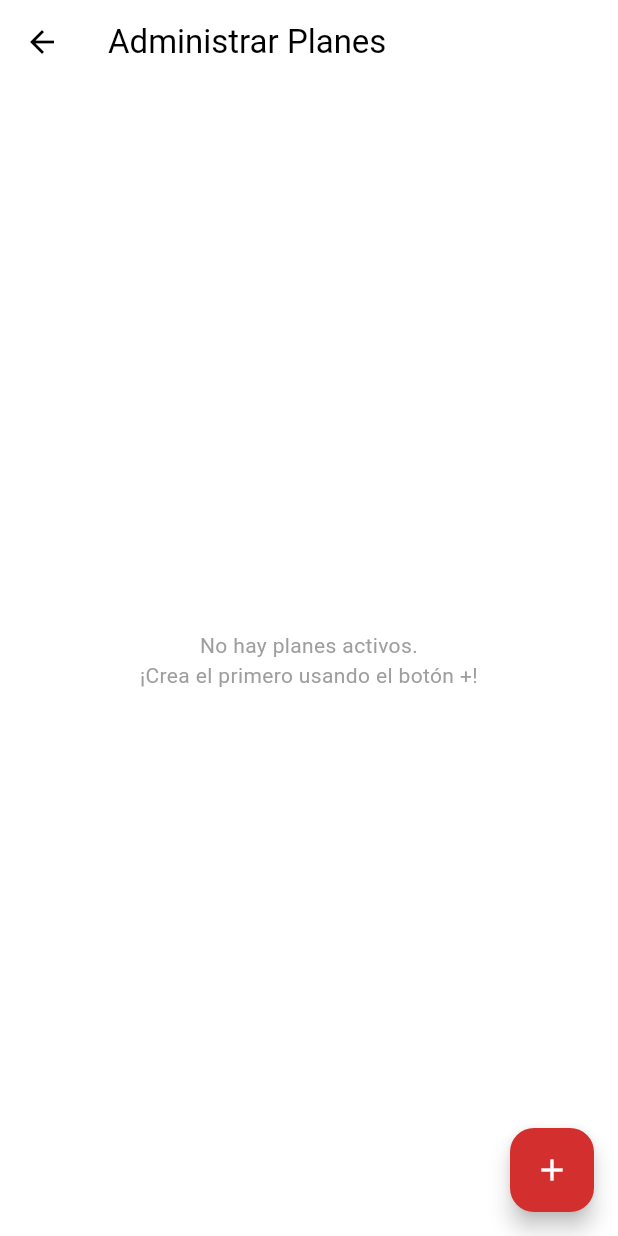
After one commit to Andres-789-gh/predator_mma_app, a Flutter app: the PlansScreen screen opened directly, on a phone screen of 412 x 824 dp. The commit adds this screen. Run offline on Flutter 3.47's test engine with Material 3 defaults, Android fonts, the phone set to English and light mode, and no system bars; our stand-ins replace cloud_firestore, equatable, firebase_auth, firebase_core, flutter_bloc, get_it and 1 more; accounts and stored records are empty.

Commit message:
cambios del enum plan y modulo planes empezado

```diff
--- a/lib/features/admin/presentation/cubit/admin_cubit.dart
+++ b/lib/features/admin/presentation/cubit/admin_cubit.dart
@@ -257,6 +257,7 @@ class AdminCubit extends Cubit<AdminState> {
             classId: '',
             classTypeId: type.id,
             classType: type.name,
+            category: ClassCategory.combat,
             coachId: coach.userId,
             coachName: "${coach.firstName} ${coach.lastName}",
             startTime: startDateTime,
@@ -311,6 +312,7 @@ class AdminCubit extends Cubit<AdminState> {
             classId: '',
             classTypeId: type.id,
             classType: type.name,
+            category: ClassCategory.combat,
             coachId: coach.userId,
             coachName: '',
             startTime: DateTime.now(),
--- a/lib/features/home/presentation/screens/home_screen.dart
+++ b/lib/features/home/presentation/screens/home_screen.dart
@@ -216,7 +216,7 @@ class HomeScreen extends StatelessWidget {
                         if (hasActivePlan) ...[
                           // detalles plan activo
                           Text(
-                            user.activePlan!.type.name.toUpperCase(),
+                            user.activePlan!.name.toUpperCase(),
                             style: const TextStyle(color: Colors.white, fontSize: 24, fontWeight: FontWeight.bold),
                           ),
                           const SizedBox(height: 5),
@@ -273,7 +273,7 @@ class HomeScreen extends StatelessWidget {
                                 const Icon(Icons.local_activity, color: Colors.amber, size: 16),
                                 const SizedBox(width: 8),
                                 Text(
-                                  '${t.validForPlan.name.toUpperCase()}: ${t.quantity}',
+                                  '${t.originalPlanName.toUpperCase()}: ${t.quantity}',
                                   style: TextStyle(color: ticketTextColor, fontWeight: FontWeight.bold),
                                 ),
                               ],
--- /dev/null
+++ b/lib/features/plans/domain/models/plan_model.dart
@@ -0,0 +1,72 @@
+import '../../../../core/constants/enums.dart';
+
+class PlanModel {
+  final String id;
+  final String name;
+  final double price;
+  final bool isActive;
+  final PlanConsumptionType consumptionType;
+  final int? packClassesQuantity;
+  final List<ScheduleRule> scheduleRules;
+
+  PlanModel({
+    required this.id,
+    required this.name,
+    required this.price,
+    this.isActive = true,
+    required this.consumptionType,
+    this.packClassesQuantity,
+    required this.scheduleRules,
+  });
+
+  PlanModel copyWith({
+    String? id,
+    String? name,
+    double? price,
+    bool? isActive,
+    PlanConsumptionType? consumptionType,
+    int? packClassesQuantity,
+    List<ScheduleRule>? scheduleRules,
+  }) {
+    return PlanModel(
+      id: id ?? this.id,
+      name: name ?? this.name,
+      price: price ?? this.price,
+      isActive: isActive ?? this.isActive,
+      consumptionType: consumptionType ?? this.consumptionType,
+      packClassesQuantity: packClassesQuantity ?? this.packClassesQuantity,
+      scheduleRules: scheduleRules ?? this.scheduleRules,
+    );
+  }
+}
+
+class ScheduleRule {
+  final List<int> allowedDays;
+  final int startMinute;
+  final int endMinute;
+
+  // Categorías permitidas
+  final List<ClassCategory> allowedCategories;
+
+  ScheduleRule({
+    required this.allowedDays,
+    required this.startMinute,
+    required this.endMinute,
+    required this.allowedCategories,
+  });
+
+  // ¿permite entrar a esta clase?
+  bool matchesClass(DateTime classDate, ClassCategory category) {
+    // Valida Categoría
+    if (!allowedCategories.contains(category)) return false;
+
+    // Valida Día de la semana
+    if (!allowedDays.contains(classDate.weekday)) return false;
+
+    // Valida Horario
+    final classMinute = classDate.hour * 60 + classDate.minute;
+    if (classMinute < startMinute || classMinute > endMinute) return false;
+
+    return true;
+  }
+}
--- /dev/null
+++ b/lib/features/plans/presentation/cubit/plan_state.dart
@@ -0,0 +1,37 @@
+import 'package:equatable/equatable.dart';
+import '../../domain/models/plan_model.dart';
+
+abstract class PlanState extends Equatable {
+  const PlanState();
+
+  @override
+  List<Object?> get props => [];
+}
+
+// Estado inicial
+class PlanInitial extends PlanState {
+  const PlanInitial();
+}
+
+// Spinner
+class PlanLoading extends PlanState {
+  const PlanLoading();
+}
+
+// Lista cargada exitosamente
+class PlanLoaded extends PlanState {
+  final List<PlanModel> plans;
+  const PlanLoaded(this.plans);
+
+  @override
+  List<Object?> get props => [plans];
+}
+
+// Error
+class PlanError extends PlanState {
+  final String message;
+  const PlanError(this.message);
+
+  @override
+  List<Object?> get props => [message];
+}
--- /dev/null
+++ b/lib/features/plans/presentation/screens/plans_screen.dart
@@ -0,0 +1,127 @@
+import 'package:flutter/material.dart';
+import 'package:flutter_bloc/flutter_bloc.dart';
+import '../../data/plan_repository.dart';
+import '../cubit/plan_cubit.dart';
+import '../cubit/plan_state.dart';
+
+class PlansScreen extends StatelessWidget {
+  const PlansScreen({super.key});
+
+  @override
+  Widget build(BuildContext context) {
+    return BlocProvider(
+      create: (context) => PlanCubit(PlanRepository())..loadPlans(),
+      child: Scaffold(
+        appBar: AppBar(
+          title: const Text('Administrar Planes'),
+        ),
+
+        // Construye UI según el estado
+        body: BlocBuilder<PlanCubit, PlanState>(
+          builder: (context, state) {
+
+            if (state is PlanLoading) {
+              return const Center(child: CircularProgressIndicator());
+            }
+
+            else if (state is PlanError) {
+              return Center(
+                child: Column(
+                  mainAxisAlignment: MainAxisAlignment.center,
+                  children: [
+                    const Icon(Icons.error_outline, size: 48, color: Colors.red),
+                    const SizedBox(height: 10),
+                    Text('Ocurrió un error:\n${state.message}', textAlign: TextAlign.center),
+                    const SizedBox(height: 20),
+                    ElevatedButton(
+                      onPressed: () => context.read<PlanCubit>().loadPlans(),
+                      child: const Text('Reintentar'),
+                    ),
+                  ],
+                ),
+              );
+            }
+
+            else if (state is PlanLoaded) {
+              final plans = state.plans;
+
+              if (plans.isEmpty) {
+                return const Center(
+                  child: Text(
+                    'No hay planes activos.\n¡Crea el primero usando el botón +!',
+                    textAlign: TextAlign.center,
+                    style: TextStyle(color: Colors.grey),
+                  ),
+                );
+              }
+
+              // Lista de Planes
+              return ListView.builder(
+                padding: const EdgeInsets.all(10),
+                itemCount: plans.length,
+                itemBuilder: (context, index) {
+                  final plan = plans[index];
+                  return Card(
+                    elevation: 2,
+                    margin: const EdgeInsets.only(bottom: 10),
+                    child: ListTile(
+                      leading: CircleAvatar(
+                        child: Text(plan.name.substring(0, 1).toUpperCase()),
+                      ),
+                      title: Text(plan.name, style: const TextStyle(fontWeight: FontWeight.bold)),
+                      subtitle: Text(
+                        '${plan.consumptionType.name} • \$${plan.price.toStringAsFixed(0)}',
+                      ),
+                      trailing: IconButton(
+                        icon: const Icon(Icons.delete, color: Colors.redAccent),
+                        onPressed: () {
+                          showDialog(
+                            context: context,
+                            builder: (_) => AlertDialog(
+                              title: const Text('¿Eliminar Plan?'),
+                              content: Text('Vas a desactivar "${plan.name}".'),
+                              actions: [
+                                TextButton(
+                                  onPressed: () => Navigator.pop(context),
+                                  child: const Text('Cancelar'),
+                                ),
+                                TextButton(
+                                  onPressed: () {
+                                    Navigator.pop(context);
+                                    context.read<PlanCubit>().deletePlan(plan.id);
+                                  },
+                                  child: const Text('Eliminar', style: TextStyle(color: Colors.red)),
+                                ),
+                              ],
+                            ),
+                          );
+                        },
+                      ),
+                      onTap: () {
+                         debugPrint("Editar plan: ${plan.name}");
+                      },
+                    ),
+                  );
+                },
+              );
+            }
+
+            return const SizedBox();
+          },
+        ),
+
+        floatingActionButton: Builder(
+          builder: (context) {
+            return FloatingActionButton(
+              child: const Icon(Icons.add),
+              onPressed: () {
+                 debugPrint("Crear nuevo plan");
+                 context.read<PlanCubit>().loadPlans();
+              },
+            );
+          },
+        ),
+      ),
+    );
+  }
+}
--- a/lib/features/schedule/domain/models/class_model.dart
+++ b/lib/features/schedule/domain/models/class_model.dart
@@ -1,5 +1,8 @@
+import '../../../../core/constants/enums.dart';
+
 class ClassModel {
   final String classId;
+  final ClassCategory category;
   final DateTime startTime;
   final DateTime endTime;
   final String classTypeId;
@@ -14,6 +17,7 @@ class ClassModel {
 
   ClassModel({
     required this.classId,
+    required this.category,
     required this.startTime,
     required this.endTime,
     required this.classTypeId,
@@ -43,6 +47,7 @@ class ClassModel {
 
   ClassModel copyWith({
     String? classId,
+    ClassCategory? category,
     DateTime? startTime,
     DateTime? endTime,
     String? classTypeId,
@@ -58,6 +63,7 @@ class ClassModel {
   }) {
     return ClassModel(
       classId: classId ?? this.classId,
+      category: category ?? this.category,
       startTime: startTime ?? this.startTime,
       endTime: endTime ?? this.endTime,
       classTypeId: classTypeId ?? this.classTypeId,
```
Also changed, not shown: lib/core/constants/enums.dart (+14 -10 lines), lib/features/admin/presentation/screens/admin_home_screen.dart (+9 -3 lines), lib/features/auth/data/mappers/access_exception_mapper.dart (+9 -10 lines), lib/features/auth/data/mappers/user_mapper.dart (+17 -4 lines), lib/features/auth/domain/models/access_exception_model.dart (+10 -8 lines), lib/features/auth/domain/models/user_model.dart (+18 -5 lines), lib/features/plans/data/mappers/plan_mapper.dart (added, +60 -0 lines), lib/features/plans/data/plan_repository.dart (added, +51 -0 lines), lib/features/plans/presentation/cubit/plan_cubit.dart (added, +62 -0 lines), lib/features/schedule/data/mappers/class_mapper.dart (+7 -0 lines), lib/features/schedule/data/schedule_repository.dart (+24 -66 lines).
